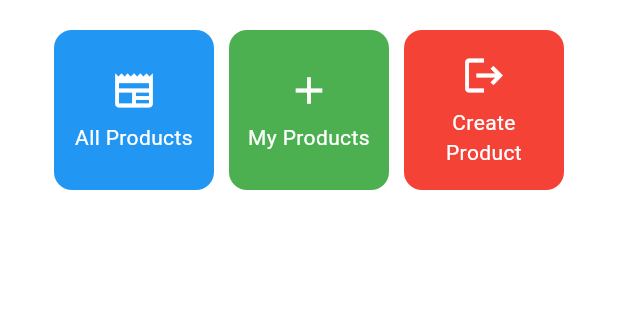
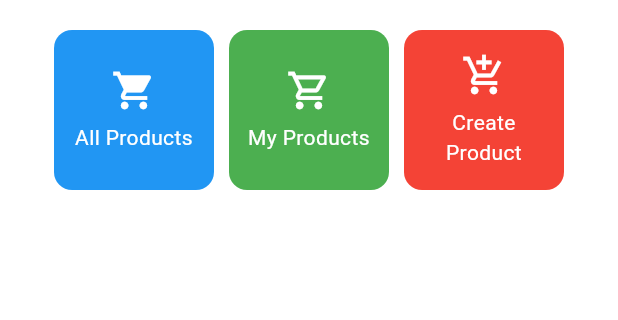
Before and after one commit to moondiverc/kickoff-shop-mobile, a Flutter app: the screen it shows after launch, on a phone screen of 412 x 824 dp, the part 357-677 px from its top. Run offline on Flutter 3.47's test engine with Material 3 defaults, Android fonts, the phone set to English and light mode, and no system bars.

Commit message:
Update README.md

```diff
--- a/lib/menu.dart
+++ b/lib/menu.dart
@@ -8,9 +8,9 @@ class MyHomePage extends StatelessWidget {
   final String className = 'PBP D'; // Kelas
 
   final List<ItemHomepage> items = [
-    ItemHomepage("All Products", Icons.newspaper, Colors.blue),
-    ItemHomepage("My Products", Icons.add, Colors.green),
-    ItemHomepage("Create Product", Icons.logout, Colors.red),
+    ItemHomepage("All Products", Icons.shopping_cart, Colors.blue),
+    ItemHomepage("My Products", Icons.shopping_cart_outlined, Colors.green),
+    ItemHomepage("Create Product", Icons.add_shopping_cart, Colors.red),
   ];
 
   @override
```
Also changed, not shown: 1 other file.
